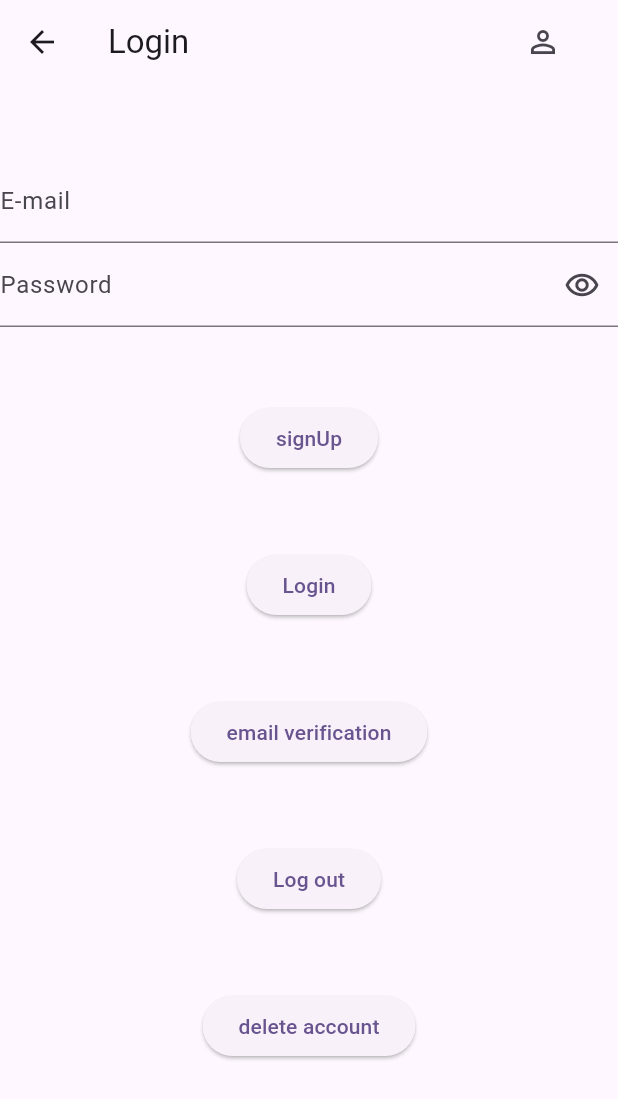
After one commit to AbashAnewAunty/pokemon-library, a Flutter app: the screen it shows after launch, after a tap on the "person outline" icon, on a phone screen of 412 x 824 dp. The commit adds this screen. Shown: the top 1099 px of the screen. Run offline on Flutter 3.47's test engine with Material 2 defaults, Android fonts, the phone set to English and light mode, and no system bars; our stand-ins replace cached_network_image, firebase_auth, firebase_core, fl_chart, flutter_riverpod, loading_animation_widget; accounts and stored records are empty; network calls fail; statements that could not run were skipped.

Commit message:
:sparkles: ログイン機能実装

```diff
--- a/lib/base_screen.dart
+++ b/lib/base_screen.dart
@@ -1,6 +1,10 @@
 import 'package:flutter/material.dart';
+import 'package:flutter_riverpod/flutter_riverpod.dart';
 import 'package:pokemon_library/views/favorite_page.dart';
 import 'package:pokemon_library/views/home_page.dart';
+import 'package:pokemon_library/views/login_page.dart';
+
+import 'models/repositories/user_repository.dart';
 
 class BaseScreen extends StatefulWidget {
   const BaseScreen({Key? key}) : super(key: key);
@@ -15,7 +19,28 @@ class _BaseScreenState extends State<BaseScreen> {
   @override
   Widget build(BuildContext context) {
     return Scaffold(
-      appBar: AppBar(title: const Text("Pokemon Library")),
+      appBar: AppBar(
+        title: const Text("Pokemon Library"),
+        actions: [
+          Consumer(builder: (context, ref, _) {
+            final user = ref.watch(authControllerProvider);
+
+            return GestureDetector(
+              onTap: () {
+                Navigator.of(context, rootNavigator: true)
+                    .push(MaterialPageRoute(builder: (_) => LoginPage()));
+              },
+              child: SizedBox(
+                width: 100,
+                height: 100,
+                child: user != null
+                    ? const Icon(Icons.person)
+                    : const Icon(Icons.person_outline),
+              ),
+            );
+          })
+        ],
+      ),
       body: Row(
         children: [
           NavigationRail(
@@ -29,7 +54,7 @@ class _BaseScreenState extends State<BaseScreen> {
                 label: Text("Favorite"),
               ),
             ],
-            onDestinationSelected: (index){
+            onDestinationSelected: (index) {
               setState(() {
                 _selectedIndex = index;
               });
--- a/lib/main.dart
+++ b/lib/main.dart
@@ -28,6 +28,7 @@ class MyApp extends StatelessWidget {
   Widget build(BuildContext context) {
     return MaterialApp(
       title: 'Flutter Demo',
+      debugShowCheckedModeBanner: false,
       theme: ThemeData(
         colorScheme: ColorScheme.fromSeed(seedColor: Colors.deepPurple),
         useMaterial3: true,
--- /dev/null
+++ b/lib/models/repositories/user_repository.dart
@@ -0,0 +1,49 @@
+import 'package:firebase_auth/firebase_auth.dart';
+import 'package:flutter_riverpod/flutter_riverpod.dart';
+
+final authControllerProvider = StateNotifierProvider<AuthController, User?>(
+      (ref) => AuthController(initialUser: FirebaseAuth.instance.currentUser),
+);
+
+class AuthController extends StateNotifier<User?> {
+  // ----- Constructor ----- //
+  AuthController({User? initialUser}) : super(initialUser) {
+    // Userの変更を検知して状態を更新
+    _auth.idTokenChanges().listen((user) {
+      state = user;
+      if(state != null && state!.emailVerified){
+        print("メールアドレスが認証されました");
+      }
+    });
+  }
+
+  final _auth = FirebaseAuth.instance;
+
+  /// FirebaseAuthの匿名認証でサインインする
+  Future<void> signUp({required String email, required String password,}) async {
+    final userCredential = await _auth.createUserWithEmailAndPassword(email: email, password: password);
+    state = userCredential.user;
+  }
+
+  /// FirebaseAuthの匿名認証でサインインする
+  Future<void> signIn({required String email, required String password,}) async {
+    final userCredential = await _auth.signInWithEmailAndPassword(email: email, password: password);
+    state = userCredential.user;
+  }
+
+  /// ログアウト
+  Future<void> signOut() async {
+    await _auth.signOut();
+  }
+
+  /// アカウントを削除する
+  Future<void> deleteAccount() async {
+    await state?.delete();
+  }
+
+  /// 確認メール
+  Future<void> verifyEmail() async {
+    await FirebaseAuth.instance.setLanguageCode("ja");
+    await state?.sendEmailVerification();
+  }
+}
--- /dev/null
+++ b/lib/views/login_page.dart
@@ -0,0 +1,109 @@
+import 'package:flutter/material.dart';
+import 'package:flutter_riverpod/flutter_riverpod.dart';
+import 'package:pokemon_library/views/views_common/password_text_field.dart';
+
+import '../models/repositories/user_repository.dart';
+
+class LoginPage extends ConsumerWidget {
+  LoginPage({Key? key}) : super(key: key);
+
+  final TextEditingController _mailTextController = TextEditingController();
+  final TextEditingController _passwordController = TextEditingController();
+
+  @override
+  Widget build(BuildContext context, WidgetRef ref) {
+    final user = ref.watch(authControllerProvider);
+    final authController = ref.watch(authControllerProvider.notifier);
+
+    return Material(
+      child: Center(
+        child: ConstrainedBox(
+          constraints: const BoxConstraints(maxWidth: 750),
+          child: Column(
+            children: [
+              AppBar(
+                title: const Text("Login"),
+                actions: [
+                  GestureDetector(
+                    onTap: () {
+                      Navigator.of(context, rootNavigator: true)
+                          .push(MaterialPageRoute(builder: (_) => LoginPage()));
+                    },
+                    child: SizedBox(
+                      width: 100,
+                      height: 100,
+                      child: user != null
+                          ? const Icon(Icons.person)
+                          : const Icon(Icons.person_outline),
+                    ),
+                  ),
+                ],
+              ),
+              const SizedBox(height: 50),
+
+              /// メールアドレス入力
+              TextField(
+                decoration: const InputDecoration(
+                  label: Text('E-mail'),
+                ),
+                controller: _mailTextController,
+              ),
+
+              /// パスワード入力
+              PasswordTextField(textEditingController: _passwordController),
+              const SizedBox(height: 50),
+              ElevatedButton(
+                onPressed: () async {
+                  if (user != null) {
+                    return;
+                  }
+
+                  await authController.signUp(
+                    email: _mailTextController.text,
+                    password: _passwordController.text,
+                  );
+                  await authController.signIn(
+                    email: _mailTextController.text,
+                    password: _passwordController.text,
+                  );
+                },
+                child: Text(user != null ? "------" : "signUp"),
+              ),
+              const SizedBox(height: 50),
+              ElevatedButton(
+                onPressed: () async {
+                  await authController.signIn(
+                    email: _mailTextController.text,
+                    password: _passwordController.text,
+                  );
+                },
+                child: const Text("Login"),
+              ),
+              const SizedBox(height: 50),
+              ElevatedButton(
+                onPressed: () async {
+                  await authController.verifyEmail();
+                },
+                child: const Text("email verification"),
+              ),
+              const SizedBox(height: 50),
+              ElevatedButton(
+                onPressed: () async {
+                  await authController.signOut();
+                },
+                child: const Text("Log out"),
+              ),
+              const SizedBox(height: 50),
+              ElevatedButton(
+                onPressed: () async {
+                  await authController.deleteAccount();
+                },
+                child: const Text("delete account"),
+              ),
+            ],
+          ),
+        ),
+      ),
+    );
+  }
+}
--- /dev/null
+++ b/lib/views/signUpPage.dart
@@ -0,0 +1,10 @@
+import 'package:flutter/material.dart';
+
+class SignUpPage extends StatelessWidget {
+  const SignUpPage({Key? key}) : super(key: key);
+
+  @override
+  Widget build(BuildContext context) {
+    return const Placeholder();
+  }
+}
--- /dev/null
+++ b/lib/views/views_common/password_text_field.dart
@@ -0,0 +1,39 @@
+import 'package:flutter/material.dart';
+
+class PasswordTextField extends StatefulWidget {
+  const PasswordTextField({
+    super.key,
+    required this.textEditingController,
+  });
+
+  final TextEditingController textEditingController;
+
+  @override
+  State<PasswordTextField> createState() => _PasswordTextFieldState();
+}
+
+class _PasswordTextFieldState extends State<PasswordTextField> {
+  bool _visiblePassword = false;
+
+  @override
+  Widget build(BuildContext context) {
+    return TextField(
+      decoration: InputDecoration(
+        label: const Text('Password'),
+        suffixIcon: GestureDetector(
+          onTap: () {
+            setState(() {
+              _visiblePassword = !_visiblePassword;
+            });
+          },
+          child: _visiblePassword
+              ? const Icon(Icons.remove_red_eye)
+              : const Icon(Icons.remove_red_eye_outlined),
+        ),
+      ),
+      obscureText: !_visiblePassword,
+      obscuringCharacter: "＊",
+      controller: widget.textEditingController,
+    );
+  }
+}
--- a/pubspec.yaml
+++ b/pubspec.yaml
@@ -44,6 +44,7 @@ dependencies:
   loading_animation_widget: ^1.2.0+4
   fl_chart: ^0.64.0
   firebase_core: ^2.17.0
+  firebase_auth: ^4.10.1
 
 dev_dependencies:
   flutter_test:
```
Also changed, not shown: lib/data_models/my_user.dart (added), pubspec.lock, 3 other files.
